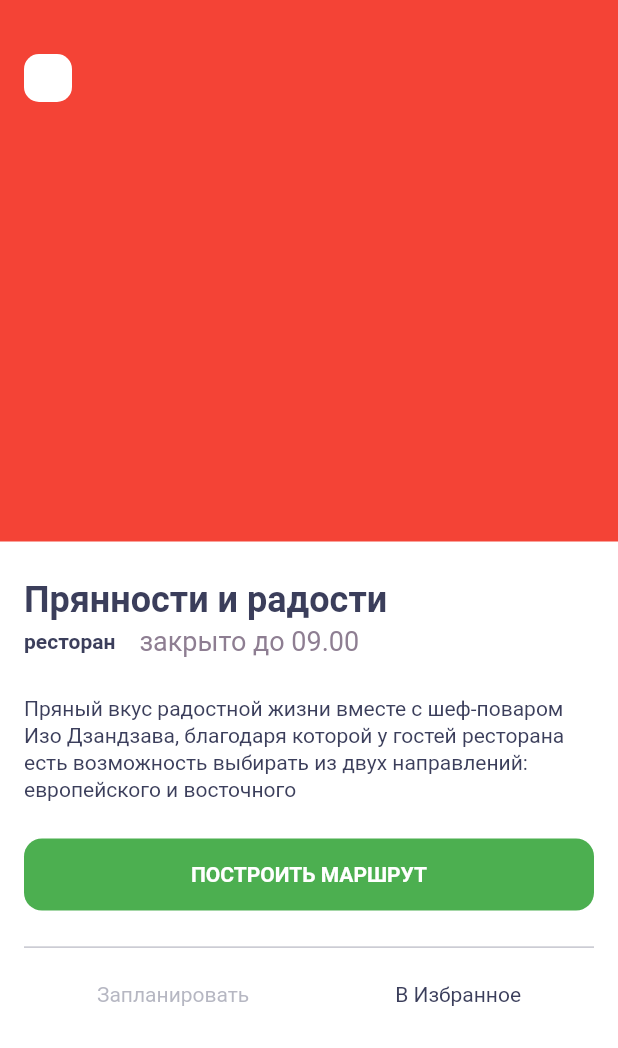
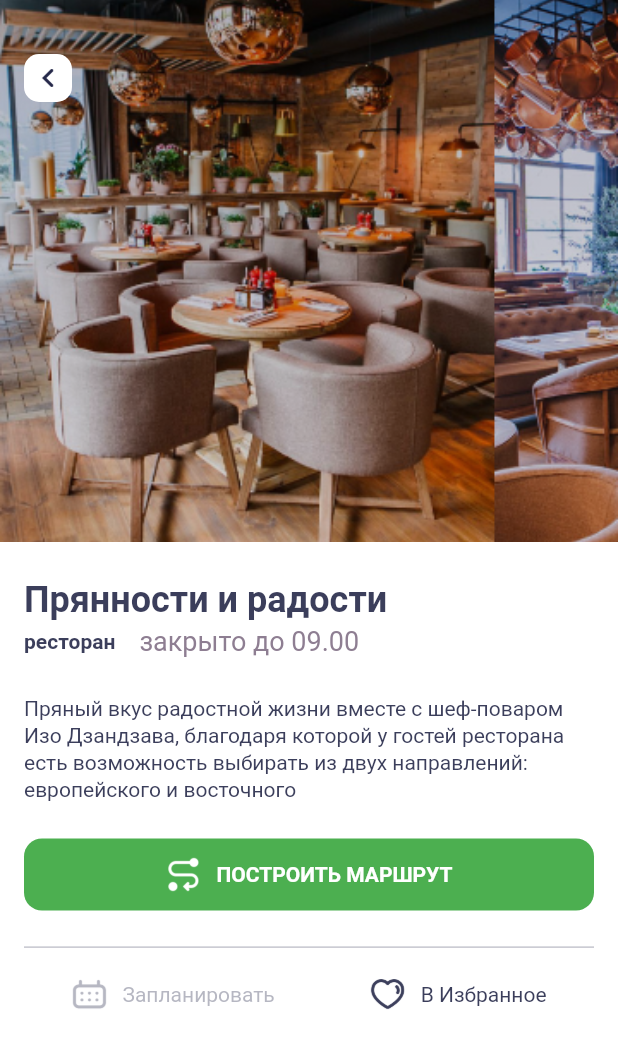
Before and after one commit to ivanthespacebiker/Flutterplaces, a Flutter app: the SightDetails screen opened directly with sample values from the repository, on a phone screen of 412 x 824 dp. Shown: the top 1048 px of the screen. Run offline on Flutter 3.47's test engine with Material 2 defaults, Android fonts, the phone set to English and light mode, and no system bars.

Commit message:
Загрузка изображения для детализации места

```diff
--- a/lib/main.dart
+++ b/lib/main.dart
@@ -13,8 +13,8 @@ class App extends StatelessWidget {
   Widget build(BuildContext context) {
     return new MaterialApp(
       title: 'My title',
-      home: SightListScreen(),
-      //home: SightDetails(mocks[0]),
+      //home: SightListScreen(),
+      home: SightDetails(mocks[0]),
     );
   }
 }
--- a/lib/ui/screen/SightDetails.dart
+++ b/lib/ui/screen/SightDetails.dart
@@ -23,7 +23,13 @@ class _SightDetailsState extends State<SightDetails> {
             children: [
               Container(
                 alignment: Alignment.topLeft,
+                decoration: BoxDecoration(
                   color: Colors.red,
+                  image: DecorationImage(
+                    image: AssetImage("res/pictures/SightDetailsPicture.png"),
+                    fit: BoxFit.fitWidth,
+                  ),
+                ),
                 child: ConstrainedBox(
                   constraints: BoxConstraints(minHeight: 361),
                   child: Container(
@@ -37,6 +43,14 @@ class _SightDetailsState extends State<SightDetails> {
                           decoration: BoxDecoration(
                             borderRadius: BorderRadius.all(Radius.circular(10)),
                             color: backgroundColor,
+                          ),
+                          child: Center(
+                            child: SizedBox(
+                              width: 25,
+                              height: 24,
+                              child: Image.asset(
+                                  "res/pictures/SightDetailsBack.png"),
+                            ),
                           ),
                         ),
                       ),
@@ -110,11 +124,22 @@ class _SightDetailsState extends State<SightDetails> {
                 ),
                 child: SizedBox(
                   height: 48,
-                  child: Center(
-                    child: Text(
+                  child: Row(
+                    mainAxisAlignment: MainAxisAlignment.center,
+                    children: [
+                      Container(
+                        padding: EdgeInsets.only(right: 10),
+                        child: SizedBox(
+                            width: 24,
+                            height: 24,
+                            child: Image.asset(
+                                "res/pictures/SightDetailsRoute.png")),
+                      ),
+                      Text(
                         "ПОСТРОИТЬ МАРШРУТ",
                         style: sightDetailsRouteButtonTextStyle,
                       ),
+                    ],
                   ),
                 ),
               ),
@@ -139,11 +164,23 @@ class _SightDetailsState extends State<SightDetails> {
                       margin: EdgeInsets.only(top: 11),
                       child: SizedBox(
                         height: 40,
-                        child: Center(
-                          child: Text(
+                        child: Row(
+                          mainAxisAlignment: MainAxisAlignment.center,
+                          children: [
+                            Container(
+                              padding: EdgeInsets.only(right: 10),
+                              child: SizedBox(
+                                width: 24,
+                                height: 24,
+                                child: Image.asset(
+                                    "res/pictures/SightDetailsCalendar.png"),
+                              ),
+                            ),
+                            Text(
                               "Запланировать",
                               style: sightDetailsScheduleButtonTextStyle,
                             ),
+                          ],
                         ),
                       ),
                     ),
@@ -151,11 +188,23 @@ class _SightDetailsState extends State<SightDetails> {
                       margin: EdgeInsets.only(top: 11),
                       child: SizedBox(
                         height: 40,
-                        child: Center(
-                          child: Text(
+                        child: Row(
+                          mainAxisAlignment: MainAxisAlignment.center,
+                          children: [
+                            Container(
+                              padding: EdgeInsets.only(right: 10),
+                              child: SizedBox(
+                                width: 24,
+                                height: 24,
+                                child: Image.asset(
+                                    "res/pictures/SightDetailsFavorite.png"),
+                              ),
+                            ),
+                            Text(
                               "В Избранное",
                               style: sightDetailsFavoritesButtonTextStyle,
                             ),
+                          ],
                         ),
                       ),
                     ),
```
Also changed, not shown: res/pictures/SightDetailsBack.png (added), res/pictures/SightDetailsBack.svg (added), res/pictures/SightDetailsCalendar.png (added), res/pictures/SightDetailsCalendar.svg (added), res/pictures/SightDetailsFavorite.png (added), res/pictures/SightDetailsFavorite.svg (added), res/pictures/SightDetailsPicture.png (added), res/pictures/SightDetailsRoute.png (added), res/pictures/SightDetailsRoute.svg (added), 1 other file. Lines whose indentation alone changed are shown as unchanged.
